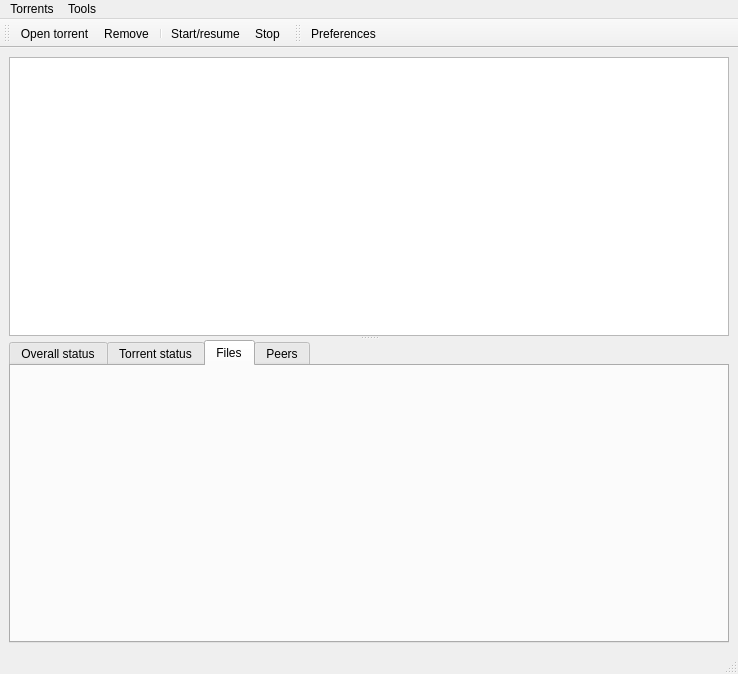
Above: src/plugins/torrent/mainwindow.ui from 0xd34df00d/leechcraft before the change. Below: the same form after it.
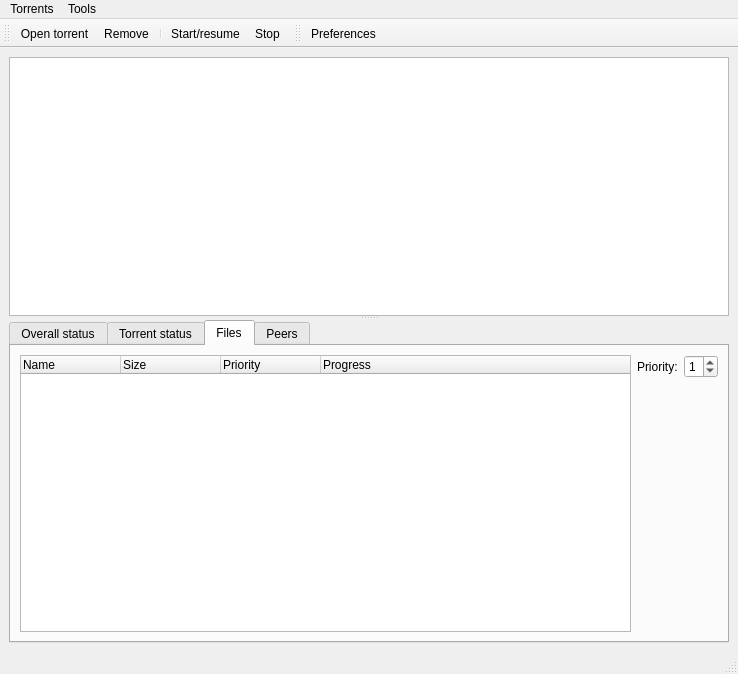
That is the form after the change. The open tabs and pages were chosen to show the change. Icons and pictures are not drawn. Custom widgets are drawn as their Qt base class.

```diff
--- a/src/plugins/torrent/mainwindow.ui
+++ b/src/plugins/torrent/mainwindow.ui
@@ -565,6 +565,74 @@
         <attribute name="title" >
          <string>Files</string>
         </attribute>
+        <layout class="QVBoxLayout" >
+         <item>
+          <layout class="QHBoxLayout" >
+           <item>
+            <widget class="ContextableTree" name="files" >
+             <column>
+              <property name="text" >
+               <string>Name</string>
+              </property>
+             </column>
+             <column>
+              <property name="text" >
+               <string>Size</string>
+              </property>
+             </column>
+             <column>
+              <property name="text" >
+               <string>Priority</string>
+              </property>
+             </column>
+             <column>
+              <property name="text" >
+               <string>Progress</string>
+              </property>
+             </column>
+            </widget>
+           </item>
+           <item>
+            <layout class="QVBoxLayout" >
+             <item>
+              <layout class="QHBoxLayout" >
+               <item>
+                <widget class="QLabel" name="label_32" >
+                 <property name="text" >
+                  <string>Priority:</string>
+                 </property>
+                </widget>
+               </item>
+               <item>
+                <widget class="QSpinBox" name="PrioritySpinbox_" >
+                 <property name="maximum" >
+                  <number>7</number>
+                 </property>
+                 <property name="value" >
+                  <number>1</number>
+                 </property>
+                </widget>
+               </item>
+              </layout>
+             </item>
+             <item>
+              <spacer>
+               <property name="orientation" >
+                <enum>Qt::Vertical</enum>
+               </property>
+               <property name="sizeHint" >
+                <size>
+                 <width>20</width>
+                 <height>40</height>
+                </size>
+               </property>
+              </spacer>
+             </item>
+            </layout>
+           </item>
+          </layout>
+         </item>
+        </layout>
        </widget>
        <widget class="QWidget" name="PagePeers_" >
         <attribute name="title" >
@@ -695,6 +763,13 @@
    </property>
   </action>
  </widget>
+ <customwidgets>
+  <customwidget>
+   <class>ContextableTree</class>
+   <extends>QTreeWidget</extends>
+   <header location="global" >contextabletree.h</header>
+  </customwidget>
+ </customwidgets>
  <includes/>
  <resources>
   <include location="resources.qrc" />
```
Left out of the diff: 49 changed lines with no effect on the pictures.
